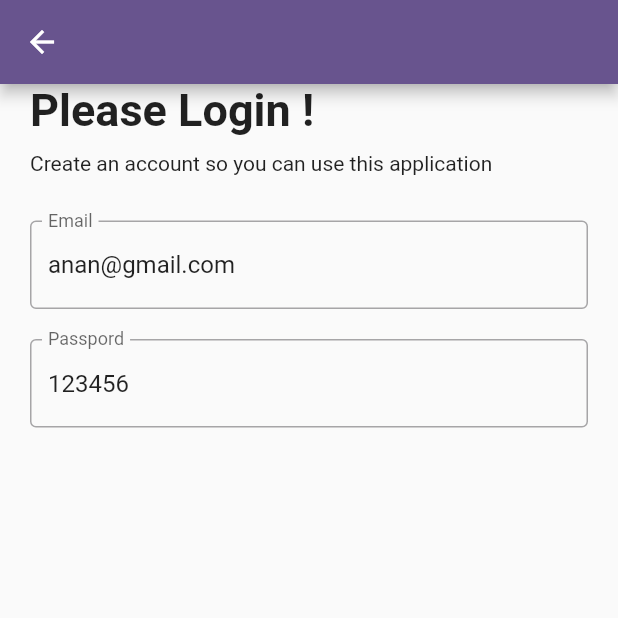
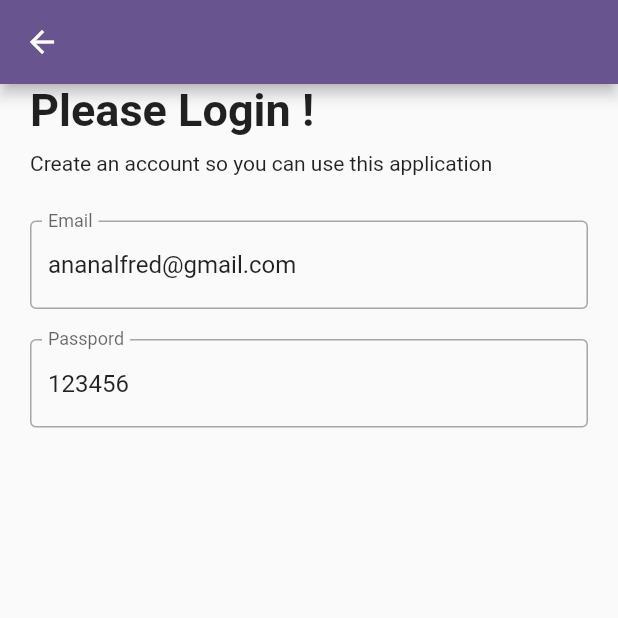
Before and after one commit to kopianan/kopichat, a Flutter app: the screen it shows after launch, after a tap on "Sign In", on a phone screen of 412 x 824 dp, the top half of it. Run offline on Flutter 3.47's test engine with Material 3 defaults, Android fonts, the phone set to English and light mode, and no system bars; drawn by our look-alikes of sign_in_button; our stand-ins replace auto_route, bloc, dartz, firebase_auth, firebase_core, flutter_bloc and 4 more; accounts and stored records are empty; network calls fail.

Commit message:
sign in with email logic

```diff
--- a/lib/application/auth/auth_state.dart
+++ b/lib/application/auth/auth_state.dart
@@ -4,6 +4,6 @@ part of 'auth_cubit.dart';
 class AuthState with _$AuthState {
   const factory AuthState.initial() = _Initial;
   const factory AuthState.loading() = _Loading;
-  const factory AuthState.success() = _Success;
-  const factory AuthState.error() = _Error;
+  const factory AuthState.success(User user) = _Success;
+  const factory AuthState.error(String errMsg) = _Error;
 }
--- a/lib/infrastructure/auth/auth_datasource.dart
+++ b/lib/infrastructure/auth/auth_datasource.dart
@@ -51,10 +51,13 @@ class AuthDatasource implements AuthReposiotry {
 
       return right(user);
     } on FirebaseAuthException catch (err) {
+      print(err);
       if (err.code == "user-disabled") {
         return left("User is disabled");
       } else if (err.code == "invalid-email") {
         return left("Email wrong");
+      } else if (err.code == "user-not-found") {
+        return left("No User found with this email");
       } else if (err.code == "wrong-password") {
         return left("Password is wrong");
       } else {
--- a/lib/presentation/pages/sign_in/sign_in_page.dart
+++ b/lib/presentation/pages/sign_in/sign_in_page.dart
@@ -20,11 +20,31 @@ class SignInPage extends StatelessWidget {
 
   final authCubit = getIt<AuthCubit>();
 
-  final emailCtr = TextEditingController(text: "anan@gmail.com");
+  final emailCtr = TextEditingController(text: "ananalfred@gmail.com");
   final pwdCtr = TextEditingController(text: "123456");
   @override
   Widget build(BuildContext context) {
-    return Scaffold(
+    return BlocProvider(
+      create: (context) => getIt<AuthCubit>(),
+      child: BlocListener<AuthCubit, AuthState>(
+        listener: (context, state) {
+          state.maybeMap(
+            orElse: () {},
+            loading: (e) {},
+            error: (e) {
+              ScaffoldMessenger.of(context).showSnackBar(
+                SnackBar(
+                  content: Text(e.errMsg),
+                  duration: Duration(seconds: 5),
+                ),
+              );
+            },
+            success: (e) {
+              context.router.replaceAll([HomeRoute()]);
+            },
+          );
+        },
+        child: Scaffold(
             appBar: AppBar(),
             body: Container(
               padding: const EdgeInsets.symmetric(horizontal: 20),
@@ -36,7 +56,8 @@ class SignInPage extends StatelessWidget {
                     children: [
                       Text(
                         "Please Login ! ",
-                    style: TextStyle(fontSize: 30, fontWeight: FontWeight.bold),
+                        style: TextStyle(
+                            fontSize: 30, fontWeight: FontWeight.bold),
                       ),
                       SizedBox(height: 10),
                       Text("Create an account so you can use this application")
@@ -67,7 +88,22 @@ class SignInPage extends StatelessWidget {
                   Column(
                     mainAxisSize: MainAxisSize.min,
                     children: [
-                  PrimaryButton(onTap: () {}, label: "Sign In"),
+                      BlocBuilder<AuthCubit, AuthState>(
+                          builder: (context, state) {
+                        return PrimaryButton(
+                          onTap: () {
+                            context.read<AuthCubit>().signInWithEmail(
+                                  emailCtr.text,
+                                  pwdCtr.text,
+                                );
+                          },
+                          isLoading: state.maybeMap(
+                            orElse: () => false,
+                            loading: (e) => true,
+                          ),
+                          label: "Sign In",
+                        );
+                      }),
                       const SizedBox(height: 20),
                       Row(
                         children: [
@@ -96,7 +132,8 @@ class SignInPage extends StatelessWidget {
                         child: SignInButton(
                           Buttons.google,
                           shape: const RoundedRectangleBorder(
-                          borderRadius: BorderRadius.all(Radius.circular(10))),
+                              borderRadius:
+                                  BorderRadius.all(Radius.circular(10))),
                           text: "Sign in with Google",
                           onPressed: () async {},
                         ),
@@ -108,7 +145,8 @@ class SignInPage extends StatelessWidget {
                         child: SignInButton(
                           Buttons.apple,
                           shape: const RoundedRectangleBorder(
-                          borderRadius: BorderRadius.all(Radius.circular(10))),
+                              borderRadius:
+                                  BorderRadius.all(Radius.circular(10))),
                           text: "Sign in with Apple",
                           onPressed: () {},
                         ),
@@ -143,6 +181,8 @@ class SignInPage extends StatelessWidget {
                   )
                 ],
               ),
-        ));
+            )),
+      ),
+    );
   }
 }
```
Also changed, not shown: lib/application/auth/auth_cubit.dart (+4 -5 lines), lib/application/auth/auth_cubit.freezed.dart. Lines whose indentation alone changed are shown as unchanged.
